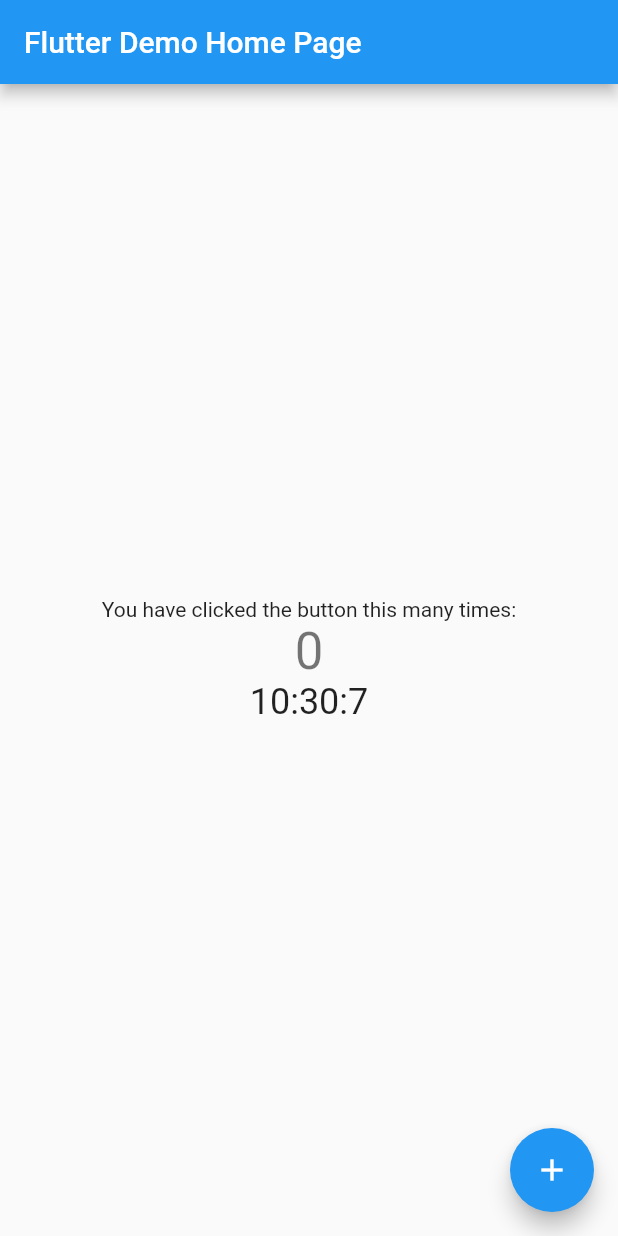
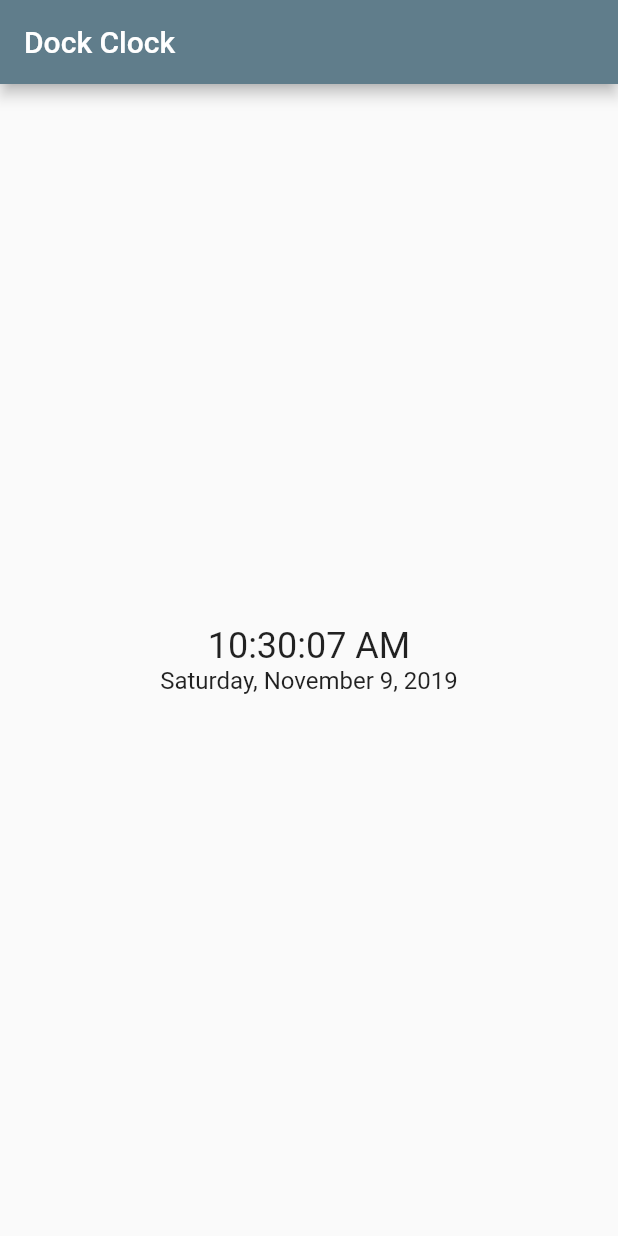
Before and after one commit to nickstanish/dock-clock, a Flutter app: the screen it shows after launch, on a phone screen of 412 x 824 dp. Run offline on Flutter 3.47's test engine with Material 2 defaults, Android fonts, the phone set to English and light mode, and no system bars.

Commit message:
Datetime formats and cleanup

```diff
--- a/lib/main.dart
+++ b/lib/main.dart
@@ -5,14 +5,18 @@ import 'package:flutter/material.dart';
 
 void main() => runApp(MyApp());
 
-final DateFormat TIME_FORMAT = new DateFormat("H:m:s");
+const TIME_FORMAT_STRING = 'hh:mm:ss a';
+const DATE_FORMAT_STRING = 'EEEE, MMMM d, yyyy';
+
+final DateFormat timeFormatter = new DateFormat(TIME_FORMAT_STRING);
+final DateFormat dateFormatter = new DateFormat(DATE_FORMAT_STRING);
 
 class MyApp extends StatelessWidget {
   // This widget is the root of your application.
   @override
   Widget build(BuildContext context) {
     return MaterialApp(
-      title: 'Flutter Demo',
+      title: 'Dock Clock',
       theme: ThemeData(
         // This is the theme of your application.
         //
@@ -23,9 +27,9 @@ class MyApp extends StatelessWidget {
         // or simply save your changes to "hot reload" in a Flutter IDE).
         // Notice that the counter didn't reset back to zero; the application
         // is not restarted.
-        primarySwatch: Colors.blue,
+        primarySwatch: Colors.blueGrey,
       ),
-      home: MyHomePage(title: 'Flutter Demo Home Page'),
+      home: MyHomePage(title: 'Dock Clock'),
     );
   }
 }
@@ -49,7 +53,6 @@ class MyHomePage extends StatefulWidget {
 }
 
 class _MyHomePageState extends State<MyHomePage> {
-  int _counter = 0;
   DateTime _time = new DateTime.now();
   Timer timer;
 
@@ -59,17 +62,6 @@ class _MyHomePageState extends State<MyHomePage> {
     timer = new Timer.periodic(Duration(seconds: 1), (Timer t) => setState((){
       _time = new DateTime.now();
     }));
-  }
-
-  void _incrementCounter() {
-    setState(() {
-      // This call to setState tells the Flutter framework that something has
-      // changed in this State, which causes it to rerun the build method below
-      // so that the display can reflect the updated values. If we changed
-      // _counter without calling setState(), then the build method would not be
-      // called again, and so nothing would appear to happen.
-      _counter++;
-    });
   }
 
   @override
@@ -107,25 +99,17 @@ class _MyHomePageState extends State<MyHomePage> {
           mainAxisAlignment: MainAxisAlignment.center,
           children: <Widget>[
             Text(
-              'You have clicked the button this many times:',
+                timeFormatter.format(_time),
+              style: Theme.of(context).textTheme.headline
             ),
             Text(
-              '$_counter',
-              style: Theme.of(context).textTheme.display1,
-            ),
-            Text(
-               TIME_FORMAT.format(_time),
-              style: Theme.of(context).textTheme.headline
+                dateFormatter.format(_time),
+                style: Theme.of(context).textTheme.subhead
             )
 
           ],
         ),
       ),
-      floatingActionButton: FloatingActionButton(
-        onPressed: _incrementCounter,
-        tooltip: 'Increment',
-        child: Icon(Icons.add),
-      ), // This trailing comma makes auto-formatting nicer for build methods.
     );
   }
 }
```
